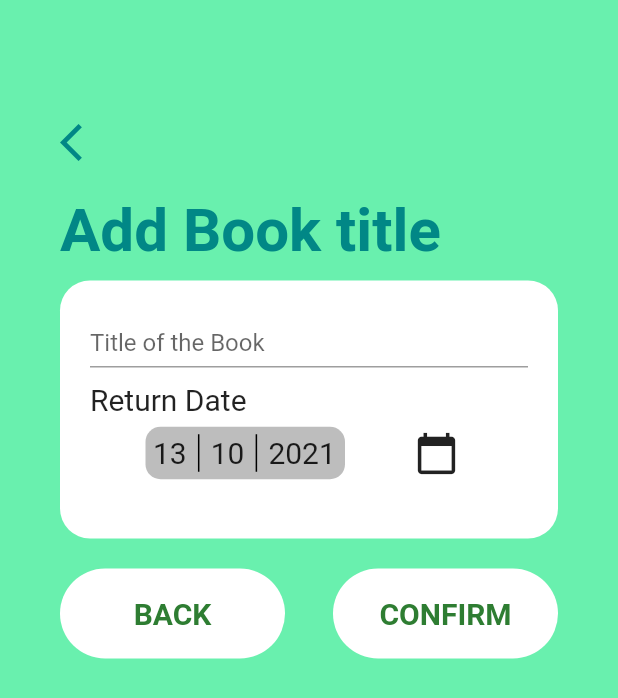
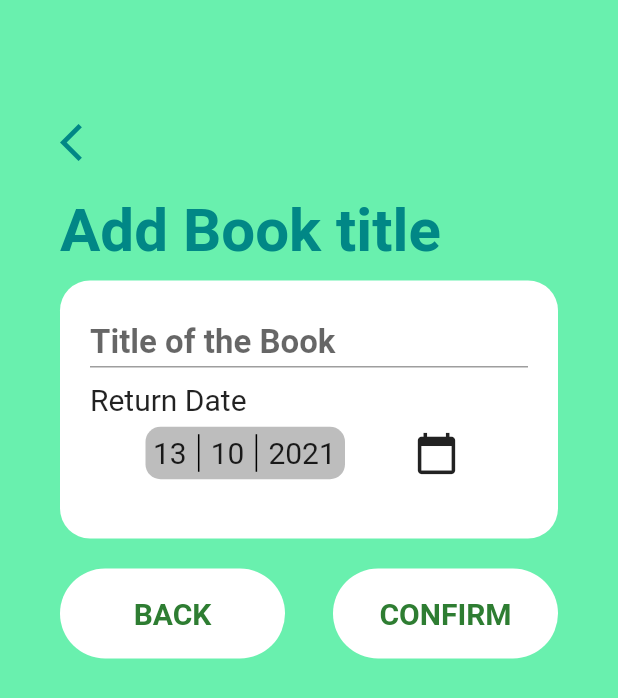
Before and after one commit to gdsc-jssstu/booktracker-app, a Flutter app: the screen it shows after launch, after a tap on the "add" icon, on a phone screen of 412 x 824 dp. Shown: the top 698 px of the screen. Run offline on Flutter 3.47's test engine with Material 2 defaults, Android fonts, the phone set to English and light mode, and no system bars; our stand-ins replace sqflite; accounts and stored records are empty.

Commit message:
Updates text type and background color

```diff
--- a/lib/main.dart
+++ b/lib/main.dart
@@ -25,7 +25,7 @@ class _MyAppState extends State<MyApp> {
     final themeProvider = Provider.of<Themechanger>(context);
     return MaterialApp(
       debugShowCheckedModeBanner: false,
-      theme: themeProvider.getDarkMode() ? ThemeData.dark() : ThemeData.light(),
+      theme: themeProvider.getDarkMode() ? ThemeData.dark() : ThemeData(primarySwatch: Colors.green),
       home: const TodoListScreen(),
     );
   }
--- a/lib/screens/add_task_screen.dart
+++ b/lib/screens/add_task_screen.dart
@@ -1,3 +1,4 @@
+import 'package:flutter/cupertino.dart';
 import 'package:flutter/material.dart';
 import 'package:intl/intl.dart';
 import 'package:bookduetracker/helpers/database_helper.dart';
@@ -43,7 +44,7 @@ class _AddTaskScreenState extends State<AddTaskScreen> {
       }
 
       widget.updateTaskList!();
-      Navigator.pop(context,currentDate.day.toString());
+      Navigator.pop(context, currentDate.day.toString());
     }
   }
 
@@ -92,7 +93,8 @@ class _AddTaskScreenState extends State<AddTaskScreen> {
               crossAxisAlignment: CrossAxisAlignment.start,
               children: <Widget>[
                 GestureDetector(
-                  onTap: () => Navigator.pop(context,currentDate.day.toString()),
+                  onTap: () =>
+                      Navigator.pop(context, currentDate.day.toString()),
                   child: const Icon(
                     Icons.arrow_back_ios,
                     size: 30,
@@ -180,6 +182,10 @@ class _AddTaskScreenState extends State<AddTaskScreen> {
                       Form(
                         key: _formKey,
                         child: TextFormField(
+                          style: const TextStyle(
+                            fontSize: 22.0,
+                            fontWeight: FontWeight.bold,
+                          ),
                           decoration: const InputDecoration(
                             hintText: 'Title of the Book',
                             contentPadding: EdgeInsets.only(top: 15.0),
@@ -260,7 +266,8 @@ class _AddTaskScreenState extends State<AddTaskScreen> {
                         borderRadius: BorderRadius.all(Radius.circular(30.0)),
                       ),
                       child: TextButton(
-                        onPressed: () => Navigator.pop(context,currentDate.day.toString()),
+                        onPressed: () =>
+                            Navigator.pop(context, currentDate.day.toString()),
                         child: Text(
                           'BACK',
                           style: TextStyle(
--- a/lib/screens/todo_list_screen.dart
+++ b/lib/screens/todo_list_screen.dart
@@ -3,6 +3,7 @@ import 'package:bookduetracker/provider/theme.dart';
 import 'package:flutter/cupertino.dart';
 import 'package:flutter/material.dart';
 import 'package:flutter/painting.dart';
+import 'package:flutter/rendering.dart';
 import 'package:intl/intl.dart';
 import 'package:bookduetracker/helpers/database_helper.dart';
 import 'package:bookduetracker/models/task_model.dart';
@@ -106,7 +107,10 @@ class _TodoListScreenState extends State<TodoListScreen> {
                       child: Center(
                         child: Text(
                           task.title!,
-                          style: const TextStyle(fontSize: 25.0),
+                          style: const TextStyle(
+                            fontSize: 24.0,
+                            fontWeight: FontWeight.w600,
+                          ),
                         ),
                       ),
                     ),
```
